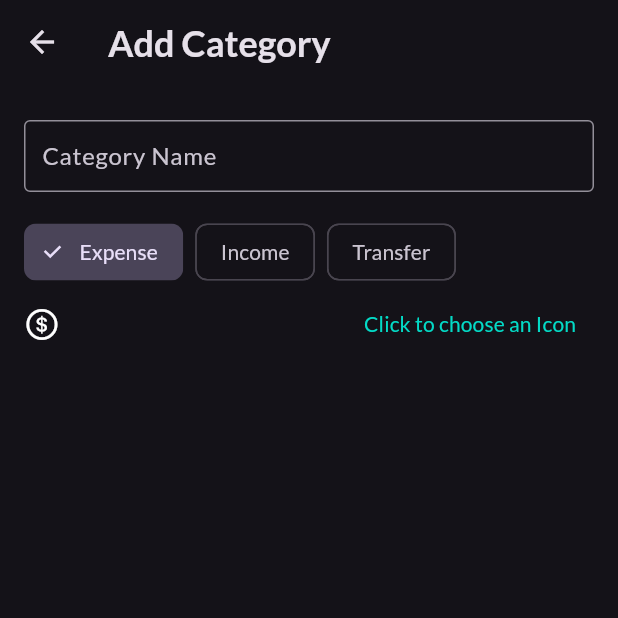
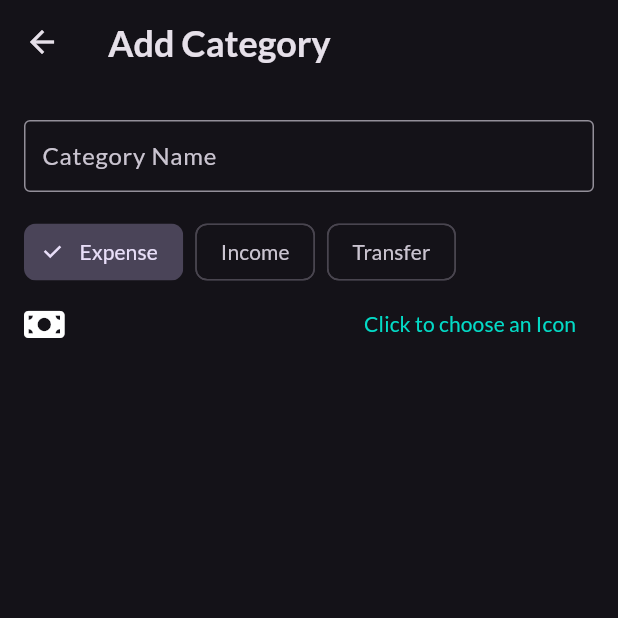
Before and after one commit to nullhandler/vase, a Flutter app: the Categories screen opened directly, after a tap on the "add" icon, on a phone screen of 412 x 824 dp, the top half of it. Run offline on Flutter 3.47's test engine with Material 2 defaults, Android fonts, the phone set to English and light mode, and no system bars; drawn by our look-alikes of dynamic_color; our stand-ins replace device_info_plus, font_awesome_flutter, get, google_fonts, sqflite; missing offline and left inert: flutter_iconpicker, mat_month_picker_dialog; accounts and stored records are empty.

Commit message:
bug fixes

```diff
--- a/lib/screens/categories/add_category_controller.dart
+++ b/lib/screens/categories/add_category_controller.dart
@@ -4,11 +4,12 @@ import 'package:get/get.dart';
 import '../../const.dart';
 import '../../controllers/db_controller.dart';
 import 'category_model.dart';
+import 'package:font_awesome_flutter/font_awesome_flutter.dart';
 
 class AddCategoryController extends GetxController {
   Rx<CategoryType> categoryType = CategoryType.expense.obs;
   final categoryNameController = TextEditingController();
-  Rx<Icon> categoryIcon = const Icon(CupertinoIcons.money_dollar_circle).obs;
+  Rx<Icon> categoryIcon = const Icon(FontAwesomeIcons.moneyBill).obs;
   final formKey = GlobalKey<FormState>();
   int updateId = 0;
   Category? preFilledCategory;
--- a/lib/screens/user/settings.dart
+++ b/lib/screens/user/settings.dart
@@ -60,7 +60,7 @@ class UserSettings extends StatelessWidget {
                                 FormItem(
                                   question: "Currency",
                                   controller: controller.currencyController,
-                                  maxLength: 1,
+                                  maxLength: 3,
                                   validator: (curr) {
                                     if (curr == null || curr.isEmpty) {
                                       return 'Currency cannot be empty';
--- a/pubspec.yaml
+++ b/pubspec.yaml
@@ -29,6 +29,7 @@ environment:
 dependencies:
   get: ^4.6.5
   sqflite: ^2.0.3
+  font_awesome_flutter: ^10.4.0
   path: ^1.8.2
   intl: ^0.18.0
   google_fonts: ^4.0.3
```
Also changed, not shown: pubspec.lock, 1 other file.
